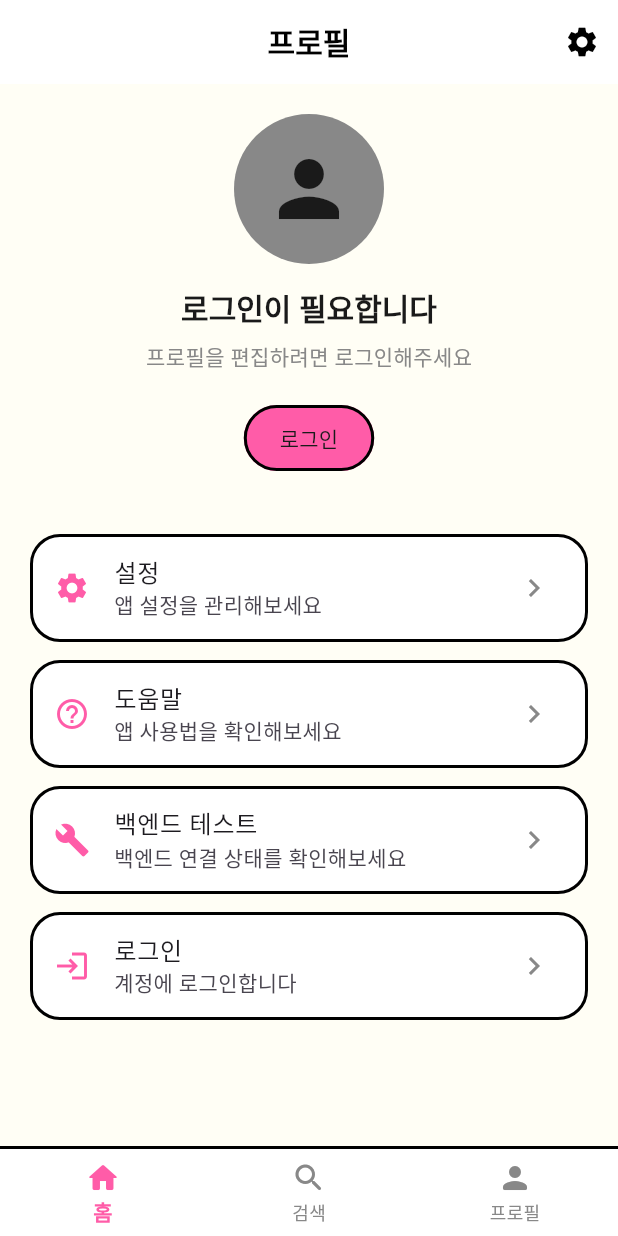
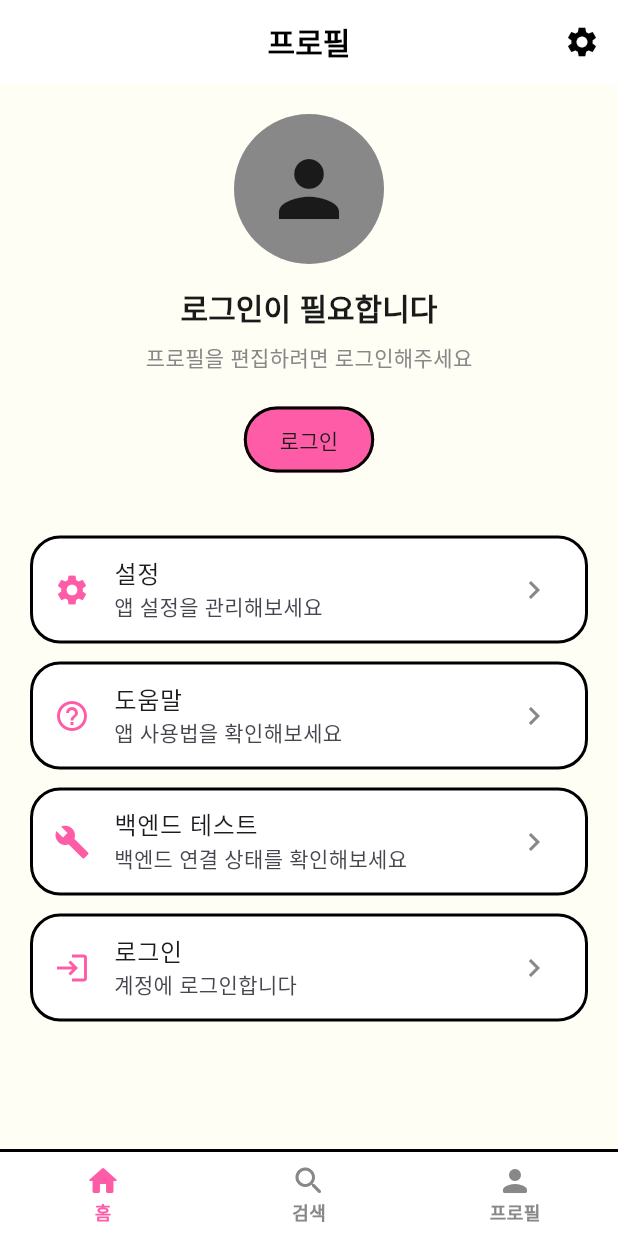
Before and after one commit to jaejun44/jamjamapp, a Flutter app: the screen it shows after launch, swiped to page 3, on a phone screen of 412 x 824 dp. Run offline on Flutter 3.47's test engine with Material 3 defaults, Android fonts, the phone set to English and light mode, and no system bars; our stand-ins replace audioplayers, chewie, flutter_dotenv, google_fonts, image_picker, share_plus and 4 more; missing offline and left inert: dart:js_interop; accounts and stored records are empty.

Commit message:
feat: PPG 폰트 적용 — Nunito (google_fonts)
- pubspec.yaml: google_fonts ^6.2.1 추가
- app_theme.dart: TextTheme 전체를 GoogleFonts.nunito로 교체
  - display/headline: w900~w700 (볼드하고 둥근 PPG 느낌)
  - body: w500 (가독성 유지)
  - AppBar titleTextStyle: GoogleFonts.nunito w900
  - BottomNavigationBar: selected w800 / unselected w600

Co-Authored-By: Claude Sonnet 4.6 <noreply@anthropic.com>

```diff
--- a/lib/core/theme/app_theme.dart
+++ b/lib/core/theme/app_theme.dart
@@ -1,4 +1,5 @@
 import 'package:flutter/material.dart';
+import 'package:google_fonts/google_fonts.dart';
 
 /// PPG(The Powerpuff Girls) 스타일 라이트 테마
 /// ⚠️ 하위호환성: 색상 이름은 기존 유지, 실제값은 라이트 팔레트로 교체
@@ -29,12 +30,12 @@ class AppTheme {
     scaffoldBackgroundColor: primaryBlack,
 
     // AppBar
-    appBarTheme: const AppBarTheme(
-      backgroundColor: Color(0xFFFFFFFF),
+    appBarTheme: AppBarTheme(
+      backgroundColor: const Color(0xFFFFFFFF),
       foregroundColor: outlineBlack,
       elevation: 0,
       centerTitle: true,
-      titleTextStyle: TextStyle(
+      titleTextStyle: GoogleFonts.nunito(
         color: outlineBlack,
         fontSize: 20,
         fontWeight: FontWeight.w900,
@@ -44,13 +45,14 @@ class AppTheme {
     ),
 
     // BottomNavigationBar
-    bottomNavigationBarTheme: const BottomNavigationBarThemeData(
-      backgroundColor: Color(0xFFFFFFFF),
+    bottomNavigationBarTheme: BottomNavigationBarThemeData(
+      backgroundColor: const Color(0xFFFFFFFF),
       selectedItemColor: hotPink,
       unselectedItemColor: grey,
       type: BottomNavigationBarType.fixed,
       elevation: 0,
-      selectedLabelStyle: TextStyle(fontWeight: FontWeight.w800),
+      selectedLabelStyle: GoogleFonts.nunito(fontWeight: FontWeight.w800, fontSize: 12),
+      unselectedLabelStyle: GoogleFonts.nunito(fontWeight: FontWeight.w600, fontSize: 12),
     ),
 
     // ElevatedButton — 둥근 + 아웃라인
@@ -101,20 +103,20 @@ class AppTheme {
       elevation: 0,
     ),
 
-    // TextTheme — 모두 다크 텍스트
-    textTheme: const TextTheme(
-      displayLarge:  TextStyle(color: outlineBlack, fontSize: 32, fontWeight: FontWeight.w900),
-      displayMedium: TextStyle(color: outlineBlack, fontSize: 28, fontWeight: FontWeight.w900),
-      displaySmall:  TextStyle(color: outlineBlack, fontSize: 24, fontWeight: FontWeight.w900),
-      headlineLarge: TextStyle(color: outlineBlack, fontSize: 22, fontWeight: FontWeight.w800),
-      headlineMedium:TextStyle(color: outlineBlack, fontSize: 20, fontWeight: FontWeight.w800),
-      headlineSmall: TextStyle(color: outlineBlack, fontSize: 18, fontWeight: FontWeight.w700),
-      titleLarge:    TextStyle(color: outlineBlack, fontSize: 16, fontWeight: FontWeight.w700),
-      titleMedium:   TextStyle(color: outlineBlack, fontSize: 14, fontWeight: FontWeight.w600),
-      titleSmall:    TextStyle(color: outlineBlack, fontSize: 12, fontWeight: FontWeight.w600),
-      bodyLarge:     TextStyle(color: outlineBlack, fontSize: 16),
-      bodyMedium:    TextStyle(color: outlineBlack, fontSize: 14),
-      bodySmall:     TextStyle(color: grey,         fontSize: 12),
+    // TextTheme — Nunito (PPG 둥글고 볼드한 느낌)
+    textTheme: GoogleFonts.nunitoTextTheme().copyWith(
+      displayLarge:  GoogleFonts.nunito(color: outlineBlack, fontSize: 32, fontWeight: FontWeight.w900),
+      displayMedium: GoogleFonts.nunito(color: outlineBlack, fontSize: 28, fontWeight: FontWeight.w900),
+      displaySmall:  GoogleFonts.nunito(color: outlineBlack, fontSize: 24, fontWeight: FontWeight.w900),
+      headlineLarge: GoogleFonts.nunito(color: outlineBlack, fontSize: 22, fontWeight: FontWeight.w800),
+      headlineMedium:GoogleFonts.nunito(color: outlineBlack, fontSize: 20, fontWeight: FontWeight.w800),
+      headlineSmall: GoogleFonts.nunito(color: outlineBlack, fontSize: 18, fontWeight: FontWeight.w700),
+      titleLarge:    GoogleFonts.nunito(color: outlineBlack, fontSize: 16, fontWeight: FontWeight.w700),
+      titleMedium:   GoogleFonts.nunito(color: outlineBlack, fontSize: 14, fontWeight: FontWeight.w600),
+      titleSmall:    GoogleFonts.nunito(color: outlineBlack, fontSize: 12, fontWeight: FontWeight.w600),
+      bodyLarge:     GoogleFonts.nunito(color: outlineBlack, fontSize: 16, fontWeight: FontWeight.w500),
+      bodyMedium:    GoogleFonts.nunito(color: outlineBlack, fontSize: 14, fontWeight: FontWeight.w500),
+      bodySmall:     GoogleFonts.nunito(color: grey,         fontSize: 12, fontWeight: FontWeight.w500),
     ),
   );
 }
--- a/pubspec.yaml
+++ b/pubspec.yaml
@@ -53,6 +53,9 @@ dependencies:
 
   # 웹 플랫폼 유틸리티
   web: ^1.1.0
+
+  # 폰트
+  google_fonts: ^6.2.1
 
 dev_dependencies:
   flutter_test:
```
Also changed, not shown: pubspec.lock.
